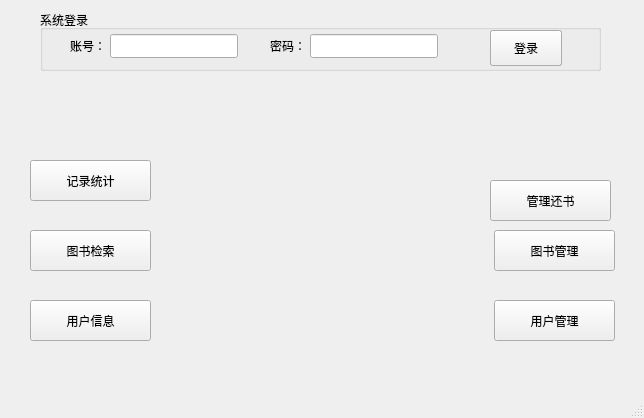
liangzhenduo/Library, file src/mainwindow.ui: the form before one commit.
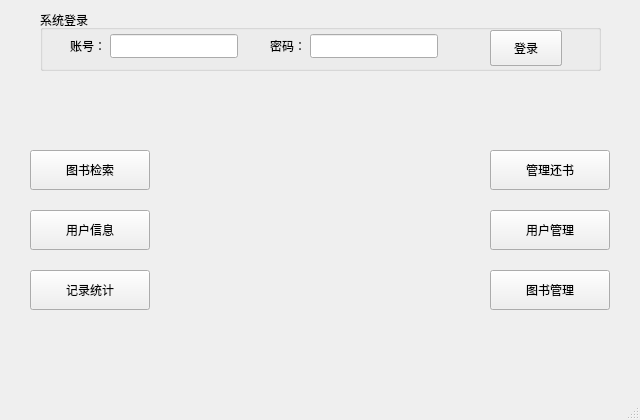
The form after the commit. Icons and pictures are not drawn.

Diff of the .ui file:
```diff
--- a/src/mainwindow.ui
+++ b/src/mainwindow.ui
@@ -6,8 +6,8 @@
    <rect>
     <x>0</x>
     <y>0</y>
-    <width>644</width>
-    <height>418</height>
+    <width>640</width>
+    <height>420</height>
    </rect>
   </property>
   <property name="windowTitle">
@@ -22,9 +22,9 @@
     <property name="geometry">
      <rect>
       <x>30</x>
-      <y>300</y>
-      <width>121</width>
-      <height>41</height>
+      <y>210</y>
+      <width>120</width>
+      <height>40</height>
      </rect>
     </property>
     <property name="text">
@@ -35,9 +35,9 @@
     <property name="geometry">
      <rect>
       <x>30</x>
-      <y>230</y>
-      <width>121</width>
-      <height>41</height>
+      <y>150</y>
+      <width>120</width>
+      <height>40</height>
      </rect>
     </property>
     <property name="text">
@@ -48,9 +48,9 @@
     <property name="geometry">
      <rect>
       <x>490</x>
-      <y>180</y>
-      <width>121</width>
-      <height>41</height>
+      <y>150</y>
+      <width>120</width>
+      <height>40</height>
      </rect>
     </property>
     <property name="text">
@@ -60,10 +60,10 @@
    <widget class="QPushButton" name="main_userManagement_Button">
     <property name="geometry">
      <rect>
-      <x>494</x>
-      <y>300</y>
-      <width>121</width>
-      <height>41</height>
+      <x>490</x>
+      <y>210</y>
+      <width>120</width>
+      <height>40</height>
      </rect>
     </property>
     <property name="text">
@@ -73,10 +73,10 @@
    <widget class="QPushButton" name="main_manageBook_Button">
     <property name="geometry">
      <rect>
-      <x>494</x>
-      <y>230</y>
-      <width>121</width>
-      <height>41</height>
+      <x>490</x>
+      <y>270</y>
+      <width>120</width>
+      <height>40</height>
      </rect>
     </property>
     <property name="text">
@@ -207,8 +207,8 @@
    <widget class="QLabel" name="label_logo">
     <property name="geometry">
      <rect>
-      <x>164</x>
-      <y>71</y>
+      <x>162</x>
+      <y>72</y>
       <width>316</width>
       <height>316</height>
      </rect>
@@ -237,9 +237,9 @@
     <property name="geometry">
      <rect>
       <x>30</x>
-      <y>160</y>
-      <width>121</width>
-      <height>41</height>
+      <y>270</y>
+      <width>120</width>
+      <height>40</height>
      </rect>
     </property>
     <property name="text">
```
Left out of the diff: 2 changed lines with no effect on the pictures.
